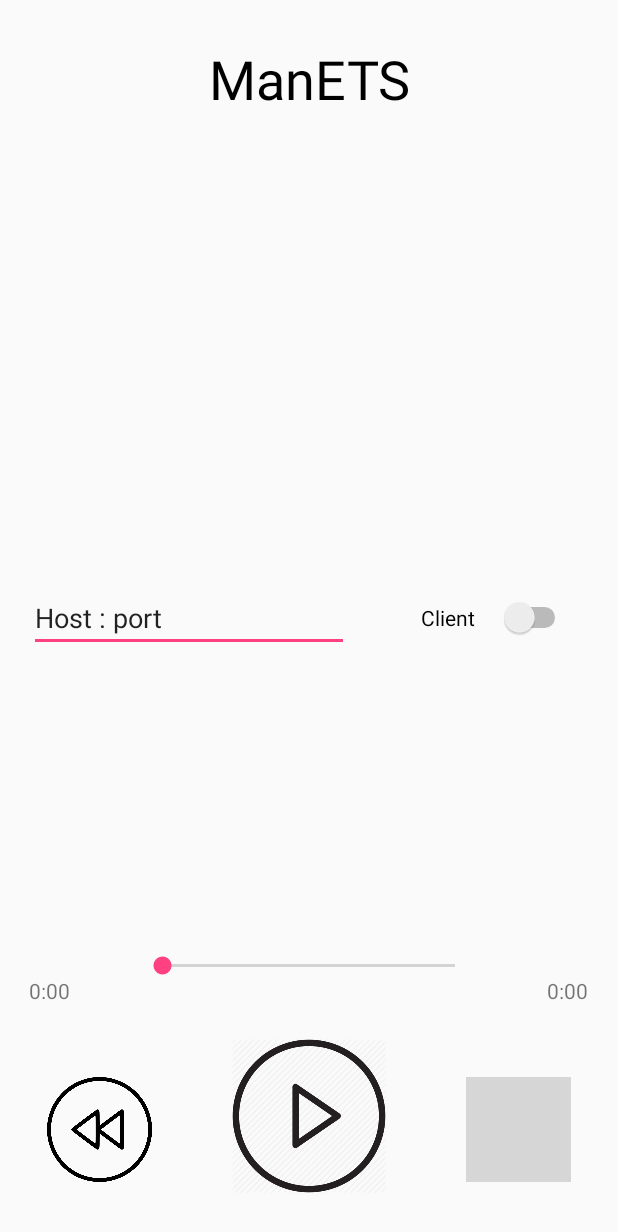
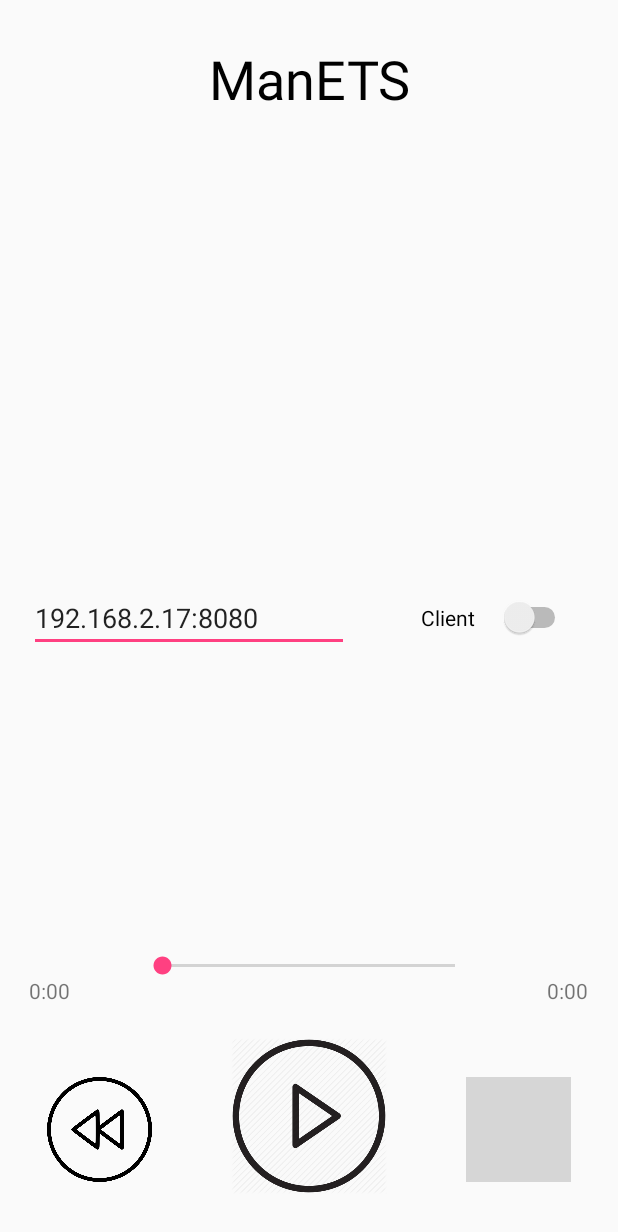
Before and after one commit to ncklengyel/SimplePlayer, an Android app: the screen it shows after launch (MainActivity), on a phone screen of 412 x 824 dp. Shown: the top 1232 px of the screen. Run offline under Robolectric (Android 15) with nearby library versions, the phone set to English and light mode, and no system bars; libraries missing offline, so code that uses them is left out: com.koushikdutta.async; grey boxes are pictures that could not be loaded.

Commit message:
Hard coded IP as default

```diff
--- a/MyApplication/app/src/main/res/layout/activity_main.xml
+++ b/MyApplication/app/src/main/res/layout/activity_main.xml
@@ -93,7 +93,7 @@
         android:layout_centerVertical="true"
         android:ems="10"
         android:inputType="textPersonName"
-        android:text="Host : port" />
+        android:text="192.168.2.17:8080" />
 
     <TextView
         android:id="@+id/textView"
```
